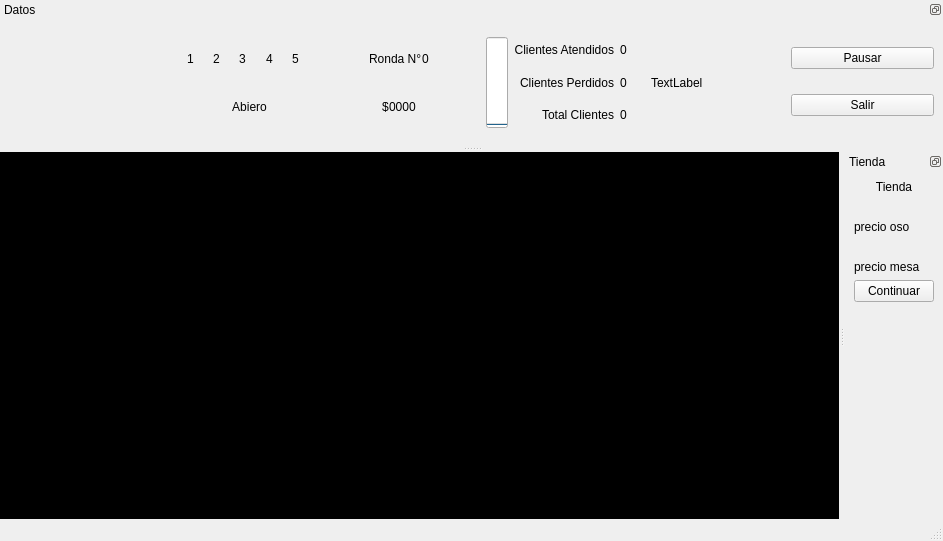
First picture: the form in Tareas/T02/frontend/layout/game.ui, repository benjavicente/iic2233, before the edit.
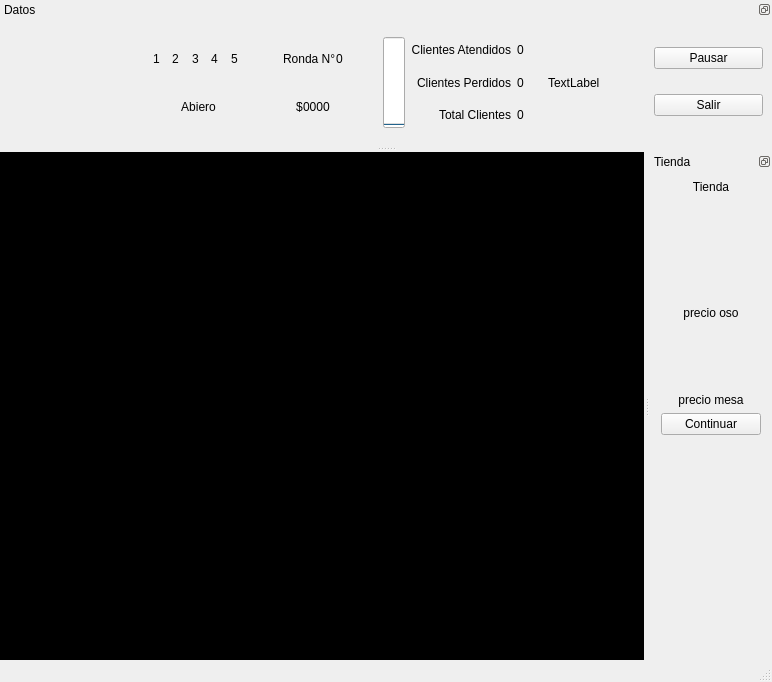
Second picture: the form after the edit. Icons and pictures are not drawn.

Commit message: arreglos en el ui de la tienda

```diff
--- a/Tareas/T02/frontend/layout/game.ui
+++ b/Tareas/T02/frontend/layout/game.ui
@@ -6,8 +6,8 @@
    <rect>
     <x>0</x>
     <y>0</y>
-    <width>943</width>
-    <height>541</height>
+    <width>772</width>
+    <height>682</height>
    </rect>
   </property>
   <property name="sizePolicy">
@@ -143,6 +143,18 @@
   </widget>
   <widget class="QStatusBar" name="statusbar"/>
   <widget class="QDockWidget" name="shop_dock">
+   <property name="sizePolicy">
+    <sizepolicy hsizetype="Maximum" vsizetype="Maximum">
+     <horstretch>0</horstretch>
+     <verstretch>0</verstretch>
+    </sizepolicy>
+   </property>
+   <property name="minimumSize">
+    <size>
+     <width>122</width>
+     <height>329</height>
+    </size>
+   </property>
    <property name="maximumSize">
     <size>
      <width>200</width>
@@ -163,7 +175,48 @@
    </attribute>
    <widget class="QWidget" name="shop">
     <layout class="QVBoxLayout" name="verticalLayout_2">
+     <property name="spacing">
+      <number>0</number>
+     </property>
+     <property name="leftMargin">
+      <number>0</number>
+     </property>
+     <property name="topMargin">
+      <number>0</number>
+     </property>
+     <property name="rightMargin">
+      <number>0</number>
+     </property>
+     <property name="bottomMargin">
+      <number>0</number>
+     </property>
      <item>
+      <widget class="QWidget" name="shop_area" native="true">
+       <layout class="QGridLayout" name="gridLayout_8">
+        <item row="9" column="0">
+         <spacer name="verticalSpacer_3">
+          <property name="orientation">
+           <enum>Qt::Vertical</enum>
+          </property>
+          <property name="sizeHint" stdset="0">
+           <size>
+            <width>20</width>
+            <height>40</height>
+           </size>
+          </property>
+         </spacer>
+        </item>
+        <item row="2" column="0">
+         <widget class="QLabel" name="precio_tienda">
+          <property name="text">
+           <string>precio oso</string>
+          </property>
+          <property name="alignment">
+           <set>Qt::AlignCenter</set>
+          </property>
+         </widget>
+        </item>
+        <item row="0" column="0">
       <widget class="QLabel" name="shop_label">
        <property name="sizePolicy">
         <sizepolicy hsizetype="Preferred" vsizetype="Maximum">
@@ -179,14 +232,30 @@
        </property>
       </widget>
      </item>
-     <item>
+        <item row="8" column="0">
+         <widget class="QPushButton" name="pushButton">
+          <property name="text">
+           <string>Continuar</string>
+          </property>
+         </widget>
+        </item>
+        <item row="1" column="0">
       <widget class="QLabel" name="chef_icon">
        <property name="sizePolicy">
-        <sizepolicy hsizetype="Fixed" vsizetype="Fixed">
+           <sizepolicy hsizetype="Maximum" vsizetype="Maximum">
          <horstretch>0</horstretch>
          <verstretch>0</verstretch>
         </sizepolicy>
        </property>
+          <property name="minimumSize">
+           <size>
+            <width>100</width>
+            <height>100</height>
+           </size>
+          </property>
+          <property name="cursor">
+           <cursorShape>OpenHandCursor</cursorShape>
+          </property>
        <property name="text">
         <string/>
        </property>
@@ -201,21 +270,28 @@
        </property>
       </widget>
      </item>
-     <item>
-      <widget class="QLabel" name="precio_tienda">
-       <property name="text">
-        <string>precio oso</string>
-       </property>
-      </widget>
-     </item>
+        <item row="6" column="0">
+         <layout class="QHBoxLayout" name="horizontalLayout_2">
+          <property name="spacing">
+           <number>0</number>
+          </property>
      <item>
       <widget class="QLabel" name="table_icon">
        <property name="sizePolicy">
-        <sizepolicy hsizetype="Fixed" vsizetype="Fixed">
-         <horstretch>1</horstretch>
+             <sizepolicy hsizetype="Maximum" vsizetype="Maximum">
+              <horstretch>0</horstretch>
          <verstretch>0</verstretch>
         </sizepolicy>
        </property>
+            <property name="minimumSize">
+             <size>
+              <width>30</width>
+              <height>61</height>
+             </size>
+            </property>
+            <property name="cursor">
+             <cursorShape>OpenHandCursor</cursorShape>
+            </property>
        <property name="text">
         <string/>
        </property>
@@ -226,36 +302,24 @@
         <bool>true</bool>
        </property>
        <property name="alignment">
-        <set>Qt::AlignLeading|Qt::AlignLeft|Qt::AlignVCenter</set>
+             <set>Qt::AlignCenter</set>
        </property>
       </widget>
      </item>
-     <item>
+         </layout>
+        </item>
+        <item row="7" column="0">
       <widget class="QLabel" name="precio_mesa">
        <property name="text">
         <string>precio mesa</string>
        </property>
-      </widget>
-     </item>
-     <item>
-      <widget class="QPushButton" name="pushButton">
-       <property name="text">
-        <string>Continuar</string>
+          <property name="alignment">
+           <set>Qt::AlignCenter</set>
        </property>
       </widget>
      </item>
-     <item>
-      <spacer name="verticalSpacer_3">
-       <property name="orientation">
-        <enum>Qt::Vertical</enum>
-       </property>
-       <property name="sizeHint" stdset="0">
-        <size>
-         <width>20</width>
-         <height>40</height>
-        </size>
-       </property>
-      </spacer>
+       </layout>
+      </widget>
      </item>
     </layout>
    </widget>
```
Lines whose indentation alone changed are shown as unchanged. The commit also changes 1 other file.
